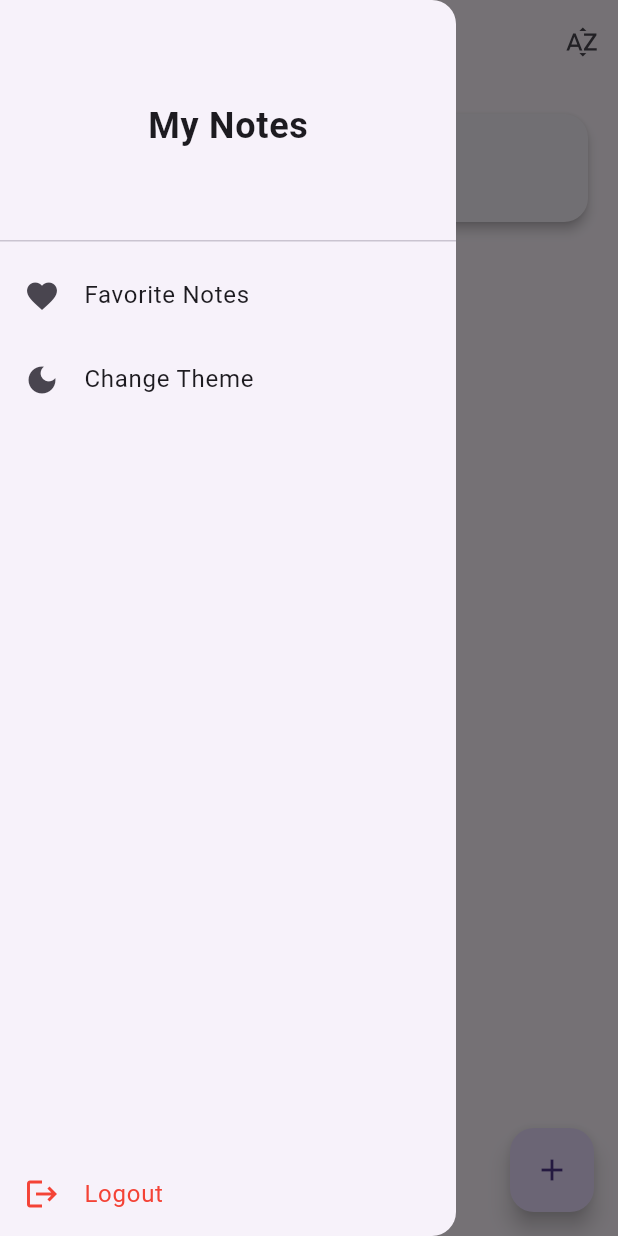
After one commit to AnasAhmed2005916/NotesApp, a Flutter app: the HomePageScreen screen opened directly, with the side drawer open, on a phone screen of 412 x 824 dp. The commit adds this screen. Run offline on Flutter 3.47's test engine with Material 3 defaults, Android fonts, the phone set to English and light mode, and no system bars; our stand-ins replace awesome_dialog, cloud_firestore, firebase_auth, firebase_core, flutter_bloc, font_awesome_flutter and 3 more; accounts and stored records are empty.

Commit message:
Add favorite notes feature and custom drawer

```diff
--- a/lib/notes/models/note_model.dart
+++ b/lib/notes/models/note_model.dart
@@ -6,6 +6,8 @@ class NoteModel {
   final String description;
   final String userId;
   final DateTime createdAt;
+  final String? imageUrl;
+  final bool isFavorite;
 
   NoteModel({
     required this.id,
@@ -13,6 +15,8 @@ class NoteModel {
     required this.description,
     required this.userId,
     required this.createdAt,
+    this.imageUrl,
+    this.isFavorite = false,
   });
   factory NoteModel.fromJson(Map<String, dynamic> json, String id) {
     return NoteModel(
@@ -25,6 +29,8 @@ class NoteModel {
       userId: json['userId'] ?? '',
 
       createdAt: (json['createdAt'] as Timestamp).toDate(),
+      imageUrl: (json['imageUrl']),
+      isFavorite: json['isFavorite'] ?? false,
     );
   }
   Map<String, dynamic> toJson() {
@@ -33,6 +39,8 @@ class NoteModel {
       'description': description,
       'userId': userId,
       'createdAt': Timestamp.fromDate(createdAt),
+      'imageUrl': imageUrl,
+      'isFavorite': isFavorite,
     };
   }
 }
--- a/lib/notes/services/note_services.dart
+++ b/lib/notes/services/note_services.dart
@@ -1,6 +1,5 @@
 import 'package:cloud_firestore/cloud_firestore.dart';
 import 'package:firebase_auth/firebase_auth.dart';
-import 'package:firebase_core/firebase_core.dart';
 import '../models/note_model.dart';
 
 class NoteService {
@@ -70,6 +69,24 @@ class NoteService {
     await batch.commit();
   }
 
+  Future<QuerySnapshot<Map<String, dynamic>>> orderByAlphabetical(
+    String userId,
+  ) async {
+    QuerySnapshot<Map<String, dynamic>> notes = await FirebaseFirestore.instance
+        .collection('notes')
+        .where('userId', isEqualTo: userId)
+        .orderBy('title')
+        .get();
+
+    return notes;
+  }
+
+  Future<void> toggleFavorite(String noteId, bool isFavorite) async {
+    await _firestore.collection('notes').doc(noteId).update({
+      'isFavorite': isFavorite,
+    });
+  }
+
   // Future<List<QueryDocumentSnapshot>> getData() async {
   //   QuerySnapshot querySnapshot = await _firestore.collection('notes').get();
   //   return querySnapshot.docs;
--- /dev/null
+++ b/lib/notes/widgets/custom_drawer.dart
@@ -0,0 +1,67 @@
+import 'package:firebase_auth/firebase_auth.dart';
+import 'package:flutter/material.dart';
+import 'package:flutter_bloc/flutter_bloc.dart';
+import 'package:last_version/auth/screens/login_screen.dart';
+import 'package:last_version/core/helpers/cubits/theme_cubit/theme_cubit.dart';
+import 'package:last_version/notes/screens/favoirte_notes_screen.dart';
+
+class CustomDrawer extends StatelessWidget {
+  const CustomDrawer({super.key});
+
+  @override
+  Widget build(BuildContext context) {
+    return Drawer(
+      child: SafeArea(
+        child: Column(
+          children: [
+            const DrawerHeader(
+              child: Center(
+                child: Text(
+                  'My Notes',
+                  style: TextStyle(fontSize: 24, fontWeight: FontWeight.bold),
+                ),
+              ),
+            ),
+            ListTile(
+              leading: const Icon(Icons.favorite),
+              title: const Text('Favorite Notes'),
+              onTap: () {
+                Navigator.pop(context);
+
+                Navigator.push(
+                  context,
+                  MaterialPageRoute(
+                    builder: (_) => const FavoirteNotesScreen(),
+                  ),
+                );
+              },
+            ),
+            ListTile(
+              leading: const Icon(Icons.dark_mode),
+              title: const Text('Change Theme'),
+              onTap: () {
+                Navigator.pop(context);
+                context.read<ThemeCubit>().toggleTheme();
+              },
+            ),
+            const Spacer(),
+            ListTile(
+              leading: const Icon(Icons.logout, color: Colors.red),
+              title: const Text('Logout', style: TextStyle(color: Colors.red)),
+              onTap: () async {
+                await FirebaseAuth.instance.signOut();
+
+                if (context.mounted) {
+                  Navigator.pushReplacement(
+                    context,
+                    MaterialPageRoute(builder: (_) => LoginScreen()),
+                  );
+                }
+              },
+            ),
+          ],
+        ),
+      ),
+    );
+  }
+}
--- a/pubspec.yaml
+++ b/pubspec.yaml
@@ -42,6 +42,7 @@ dependencies:
   cloud_firestore: ^6.6.0
   shared_preferences: ^2.5.5
   flutter_bloc: ^9.1.1
+  image_picker: ^1.2.2
 
 dev_dependencies:
   flutter_test:
```
Also changed, not shown: lib/notes/cubits/note_cubit/note_cubit.dart (+20 -0 lines), lib/notes/screens/favoirte_notes_screen.dart (added, +62 -0 lines), lib/notes/screens/home_page_screen.dart (+9 -67 lines), lib/notes/screens/notes_editor_screen.dart (+59 -6 lines), lib/notes/widgets/note_card_widget.dart (+16 -0 lines), pubspec.lock, 5 other files.
